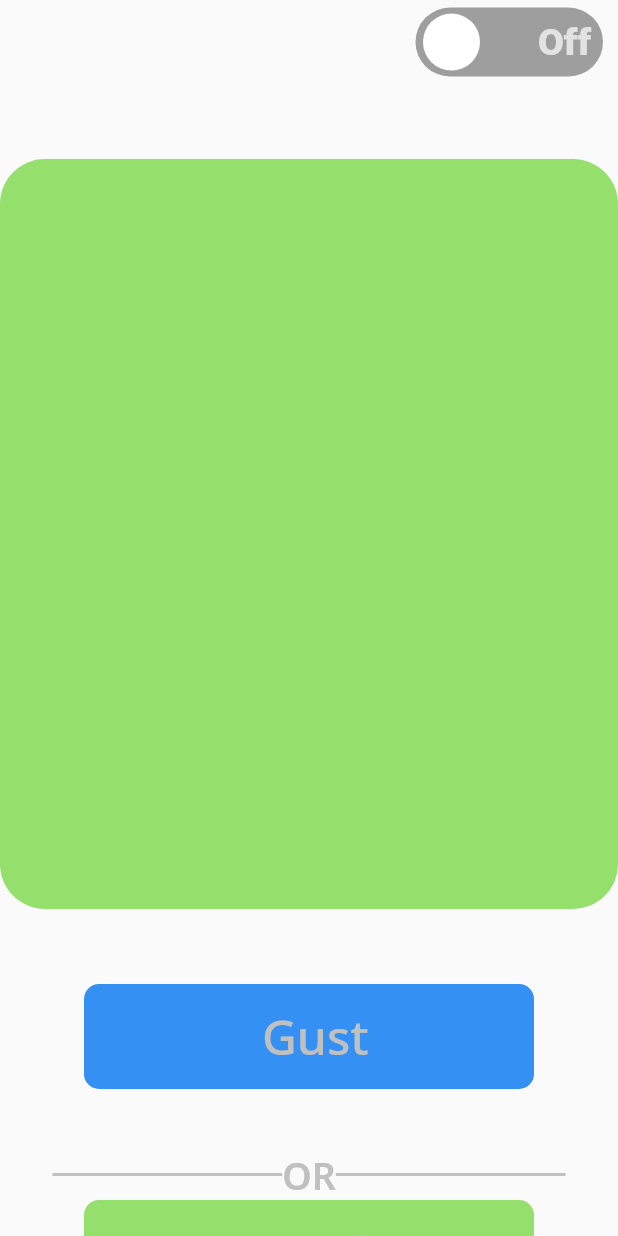
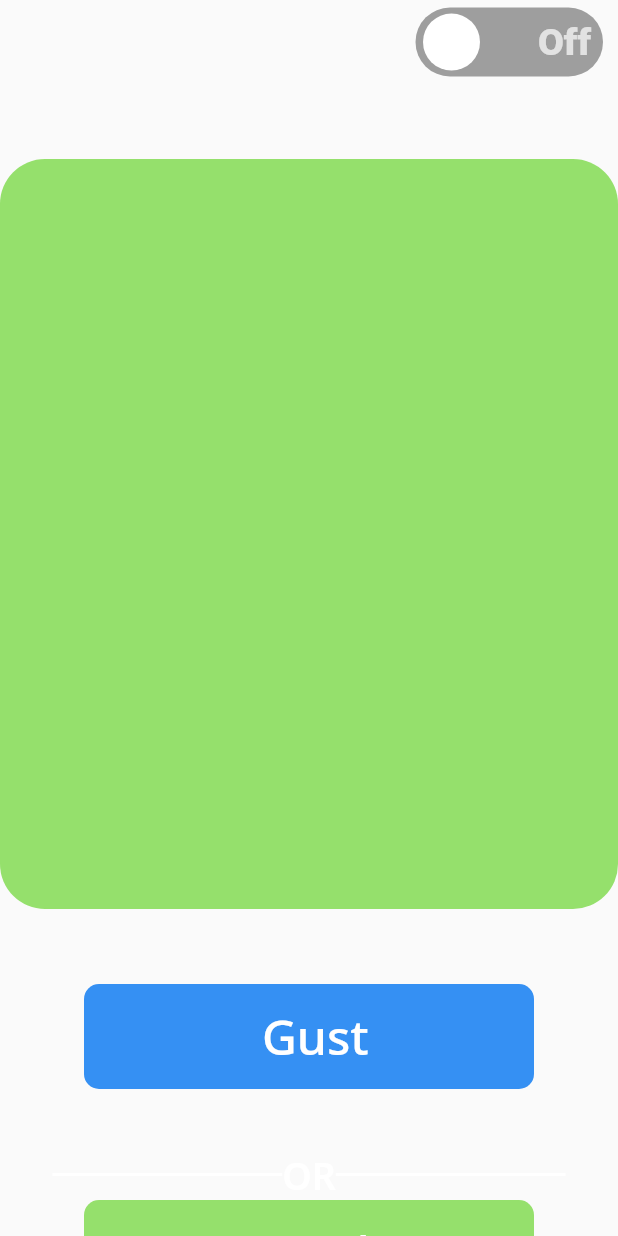
Before and after one commit to dikshantks/puzzled, a Flutter app: the screen it shows after launch, on a phone screen of 412 x 824 dp. Run offline on Flutter 3.47's test engine with Material 2 defaults, Android fonts, the phone set to English and light mode, and no system bars; drawn by our look-alikes of flutter_switch; our stand-ins replace google_fonts.

Commit message:
fixed some errors on 29th

```diff
--- a/lib/constant.dart
+++ b/lib/constant.dart
@@ -6,4 +6,4 @@ const kblue = Color(0xff3590f3);
 const kdarkblue = Color(0xff068589);
 const kgreen = Color(0xff95E06C);
 const black = Color(0xff1C1018);
-const color5 = Color(0xffFC0C0C0);
+const color5 = Color(0xffFfffff);
--- a/lib/gamescreen/enter.dart
+++ b/lib/gamescreen/enter.dart
@@ -1,9 +1,10 @@
+// ignore_for_file: prefer_const_constructors
+
 import 'package:flutter/material.dart';
 
 import 'package:flutter_switch/flutter_switch.dart';
-import 'package:puzzled/constant.dart';
 import 'package:puzzled/gamescreen/gamescreen.dart';
-import 'package:puzzled/start/WelcomeScreen.dart';
+// import 'package:puzzled/start/WelcomeScreen.dart';
 
 class EnterScreen extends StatefulWidget {
   const EnterScreen({Key? key}) : super(key: key);
--- a/lib/gamescreen/gamescreen.dart
+++ b/lib/gamescreen/gamescreen.dart
@@ -1,8 +1,8 @@
-import 'dart:js';
+// ignore_for_file: prefer_const_constructors, prefer_const_literals_to_create_immutables
 
-import 'package:flutter/foundation.dart';
+// import 'package:flutter/foundation.dart';
 import 'package:flutter/material.dart';
-import 'package:puzzled/constant.dart';
+// import 'package:puzzled/constant.dart';
 
 import 'titlecard.dart';
 
--- a/lib/main.dart
+++ b/lib/main.dart
@@ -1,5 +1,5 @@
 import 'package:flutter/material.dart';
-import 'gamescreen/enter.dart';
+// import 'gamescreen/enter.dart';
 
 import 'start/homescreen.dart';
 
--- a/lib/start/WelcomeScreen.dart
+++ b/lib/start/WelcomeScreen.dart
@@ -13,7 +13,7 @@ class WelcomeScreen extends StatelessWidget {
 
   @override
   Widget build(BuildContext context) {
-    var Size = MediaQuery.of(context).size;
+    // var Size = MediaQuery.of(context).size;
     return SingleChildScrollView(
       child: Column(
         children: <Widget>[
@@ -86,7 +86,7 @@ class WelcomeScreen extends StatelessWidget {
             color: kdarkblue,
             name: " apple",
             press: () {
-              return print(" heelo ");
+              // return print(" heelo ");
             },
           ),
         ],
--- a/lib/start/homescreen.dart
+++ b/lib/start/homescreen.dart
@@ -1,3 +1,5 @@
+// ignore_for_file: prefer_const_constructors
+
 import 'package:flutter/material.dart';
 
 import 'package:flutter_switch/flutter_switch.dart';
--- a/pubspec.yaml
+++ b/pubspec.yaml
@@ -36,6 +36,8 @@ dependencies:
   cupertino_icons: ^1.0.2
   google_fonts: ^2.2.0
   flutter_switch: ^0.3.2
+  google_sign_in: ^5.2.3
+  google_ui: ^2.7.0
 
 dev_dependencies:
   flutter_test:
```
Also changed, not shown: lib/gamescreen/titlecard.dart (+5 -5 lines), pubspec.lock, 3 other files.
